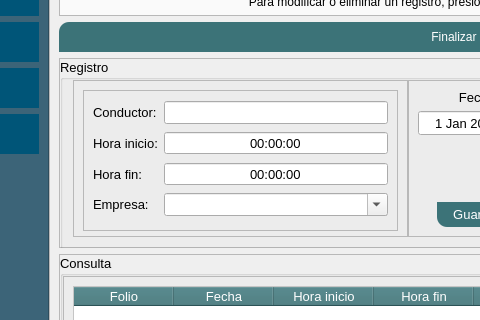
Above: mainwindow.ui from askr3d/ProyectoTaxi before the change; both pictures show x 152 to 632 and y 259 to 579 of the 1058 by 864 pixel window. Below: the same form after it.
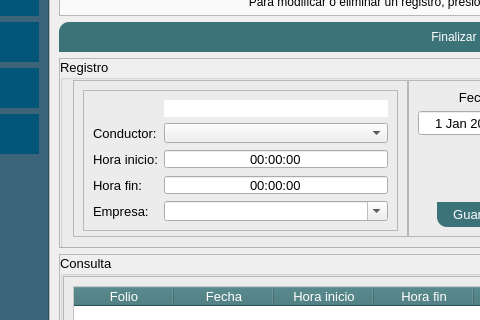
That is the form after the change. The open tabs and pages were chosen to show the change. Icons and pictures are not drawn.

Commit message: Funcionalidades conductor, empresa terminadas, pendientes viajes y pasajeros

The edit to the form file:
```diff
--- a/mainwindow.ui
+++ b/mainwindow.ui
@@ -1889,7 +1889,7 @@
                           <enum>QFrame::Raised</enum>
                          </property>
                          <layout class="QGridLayout" name="gridLayout_24">
-                          <item row="0" column="0">
+                          <item row="2" column="0">
                            <widget class="QLabel" name="label_77">
                             <property name="font">
                              <font>
@@ -1901,7 +1901,7 @@
                             </property>
                            </widget>
                           </item>
-                          <item row="1" column="0">
+                          <item row="3" column="0">
                            <widget class="QLabel" name="label_79">
                             <property name="font">
                              <font>
@@ -1913,10 +1913,7 @@
                             </property>
                            </widget>
                           </item>
-                          <item row="0" column="1">
-                           <widget class="QLineEdit" name="ledt_viajes_conductor"/>
-                          </item>
-                          <item row="2" column="0">
+                          <item row="4" column="0">
                            <widget class="QLabel" name="label_80">
                             <property name="font">
                              <font>
@@ -1928,14 +1925,38 @@
                             </property>
                            </widget>
                           </item>
-                          <item row="3" column="1">
-                           <widget class="QComboBox" name="abx_viajes_empresa">
+                          <item row="0" column="1">
+                           <widget class="QLineEdit" name="ledt_viajes_id">
+                            <property name="enabled">
+                             <bool>false</bool>
+                            </property>
+                            <property name="font">
+                             <font>
+                              <kerning>false</kerning>
+                             </font>
+                            </property>
+                            <property name="mouseTracking">
+                             <bool>false</bool>
+                            </property>
+                            <property name="acceptDrops">
+                             <bool>false</bool>
+                            </property>
+                            <property name="styleSheet">
+                             <string notr="true">color: rgb(255, 255, 255);</string>
+                            </property>
+                            <property name="frame">
+                             <bool>false</bool>
+                            </property>
+                           </widget>
+                          </item>
+                          <item row="5" column="1">
+                           <widget class="QComboBox" name="cbx_viajes_empresa">
                             <property name="editable">
                              <bool>true</bool>
                             </property>
                            </widget>
                           </item>
-                          <item row="2" column="1">
+                          <item row="4" column="1">
                            <widget class="QTimeEdit" name="timeEdit_hora_fin">
                             <property name="alignment">
                              <set>Qt::AlignCenter</set>
@@ -1948,7 +1969,7 @@
                             </property>
                            </widget>
                           </item>
-                          <item row="1" column="1">
+                          <item row="3" column="1">
                            <widget class="QTimeEdit" name="timeEdit_hora_inicio">
                             <property name="alignment">
                              <set>Qt::AlignCenter</set>
@@ -1961,7 +1982,7 @@
                             </property>
                            </widget>
                           </item>
-                          <item row="3" column="0">
+                          <item row="5" column="0">
                            <widget class="QLabel" name="label_78">
                             <property name="font">
                              <font>
@@ -1973,6 +1994,9 @@
                             </property>
                            </widget>
                           </item>
+                          <item row="2" column="1">
+                           <widget class="QComboBox" name="cbx_viajes_conductor"/>
+                          </item>
                          </layout>
                         </widget>
                        </item>
```
Left out of the diff: 63 changed lines with no effect on the pictures. The commit also changes 7 other files.
